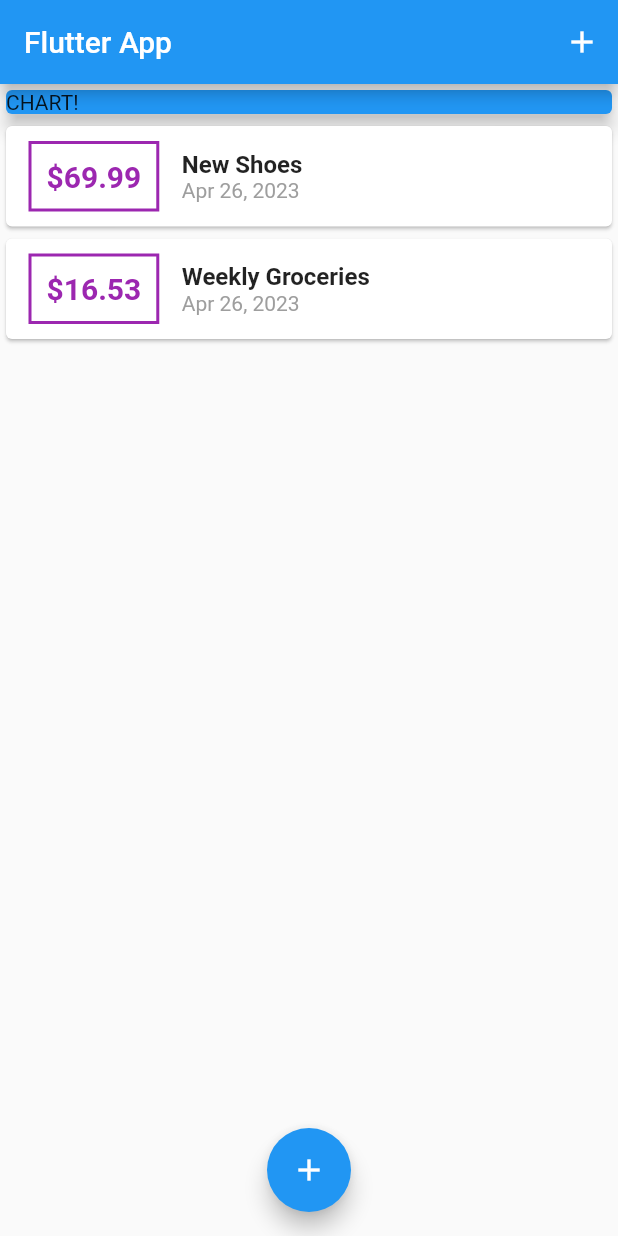
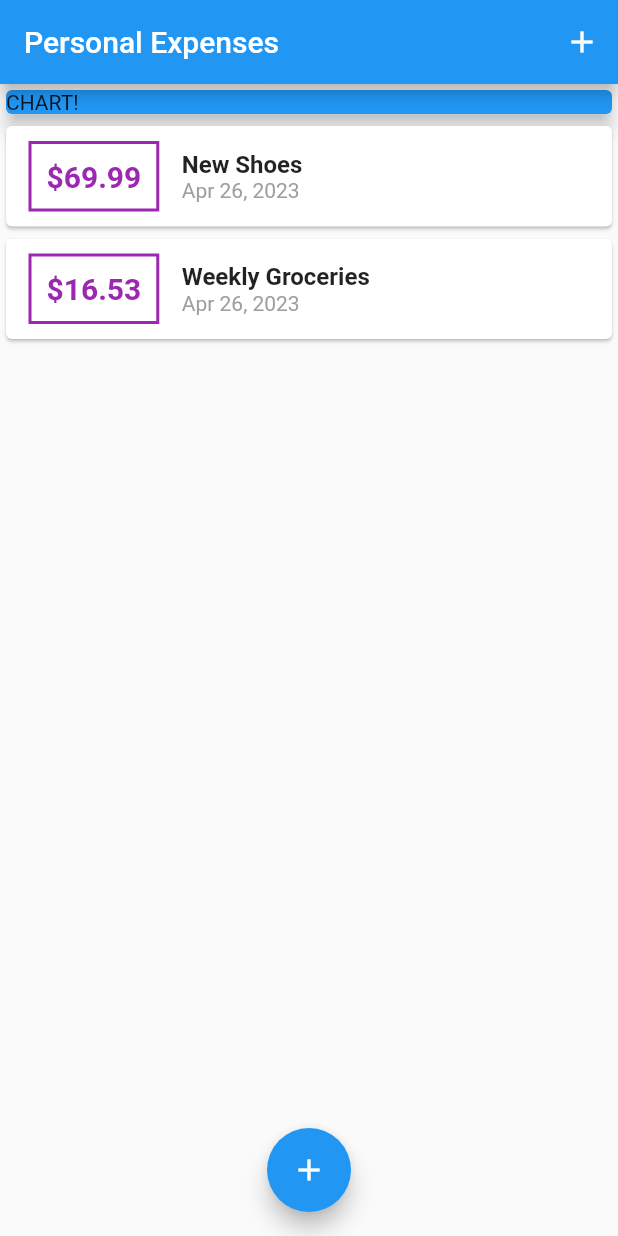
Before and after one commit to georgebolarakis/expenses, a Flutter app: the screen it shows after launch, on a phone screen of 412 x 824 dp. Run offline on Flutter 3.47's test engine with Material 2 defaults, Android fonts, the phone set to English and light mode, and no system bars.

Commit message:
deleted widget and update'

```diff
--- a/lib/main.dart
+++ b/lib/main.dart
@@ -10,7 +10,8 @@ class MyApp extends StatelessWidget {
   @override
   Widget build(BuildContext context) {
     return MaterialApp(
-      title: 'Flutter App',
+      title: 'Personal Expenses',
+      theme: ThemeData(),
       home: MyHomePage(),
     );
   }
@@ -59,7 +60,7 @@ class _MyHomePageState extends State<MyHomePage> {
         builder: (bCtx) {
           return GestureDetector(
             // when we tap on the card nothing returns
-            onTap: (){},
+            onTap: () {},
             child: NewTransaction(_addNewTransaction),
             //we catch the tap event and we handdle it here
             behavior: HitTestBehavior.opaque,
@@ -71,7 +72,7 @@ class _MyHomePageState extends State<MyHomePage> {
   Widget build(BuildContext context) {
     return Scaffold(
       appBar: AppBar(
-        title: Text('Flutter App'),
+        title: Text('Personal Expenses'),
         actions: <Widget>[
           IconButton(
             icon: Icon(Icons.add),
```
Also changed, not shown: 1 other file.
